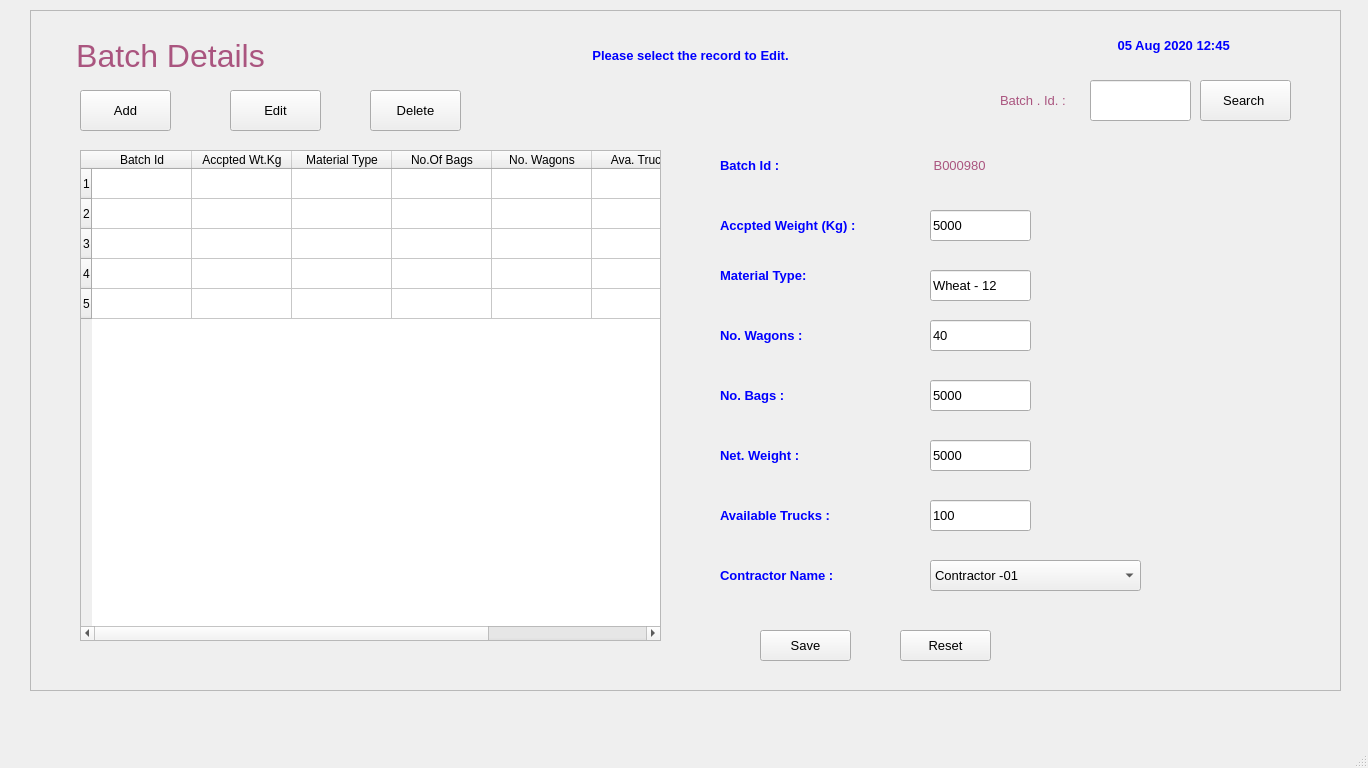
The window that FCI/ui/fci_02_Batches.ui (sanjaymanegit/testRepo) describes before a commit, drawn with Qt 5.
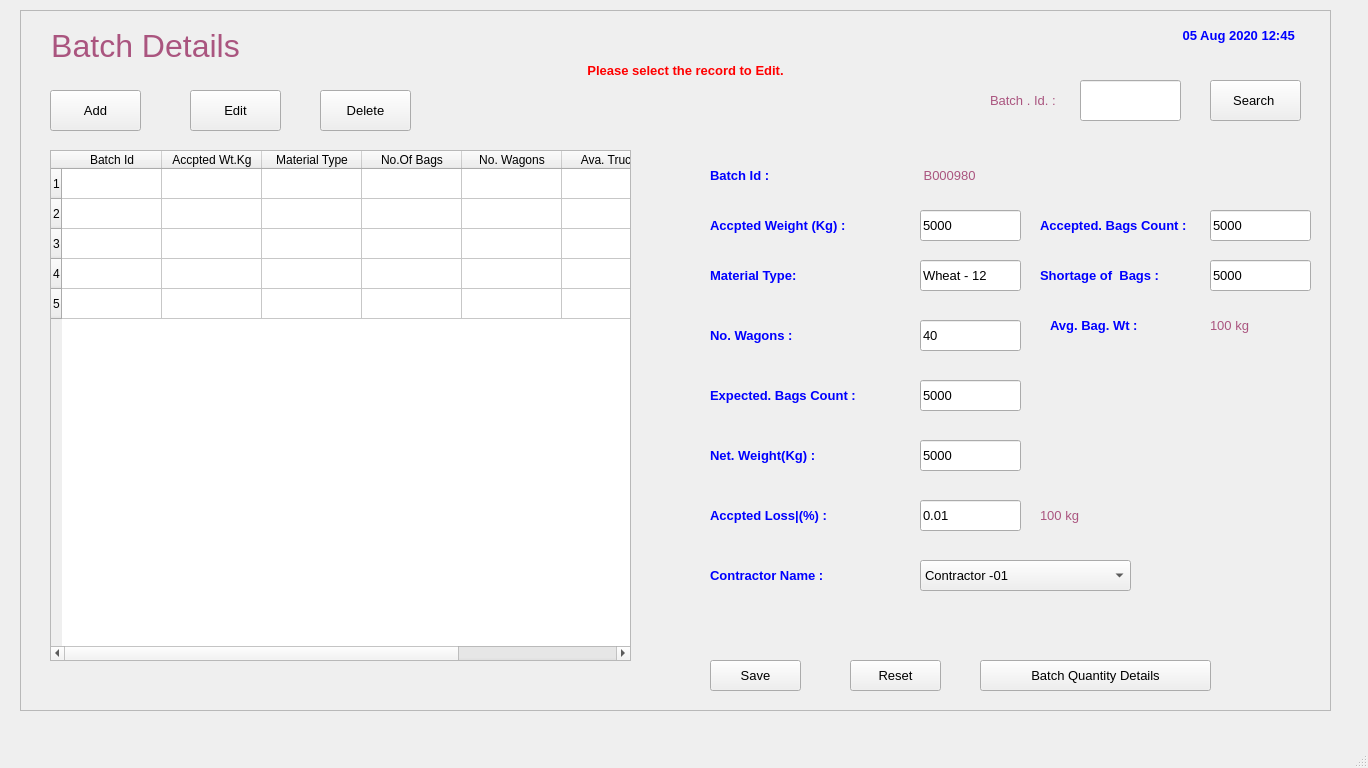
The same window after the commit.

Diff of the .ui file:
```diff
--- a/FCI/ui/fci_02_Batches.ui
+++ b/FCI/ui/fci_02_Batches.ui
@@ -23,10 +23,10 @@
    <widget class="QFrame" name="frame">
     <property name="geometry">
      <rect>
-      <x>30</x>
+      <x>20</x>
       <y>10</y>
       <width>1311</width>
-      <height>681</height>
+      <height>701</height>
      </rect>
     </property>
     <property name="frameShape">
@@ -40,8 +40,8 @@
       <rect>
        <x>10</x>
        <y>10</y>
-       <width>261</width>
-       <height>71</height>
+       <width>231</width>
+       <height>51</height>
       </rect>
      </property>
      <property name="font">
@@ -62,9 +62,9 @@
     <widget class="QLabel" name="label_20">
      <property name="geometry">
       <rect>
-       <x>1020</x>
-       <y>20</y>
-       <width>251</width>
+       <x>1140</x>
+       <y>10</y>
+       <width>161</width>
        <height>31</height>
       </rect>
      </property>
@@ -90,7 +90,7 @@
     <widget class="QPushButton" name="pushButton">
      <property name="geometry">
       <rect>
-       <x>50</x>
+       <x>30</x>
        <y>80</y>
        <width>91</width>
        <height>41</height>
@@ -108,7 +108,7 @@
     <widget class="QPushButton" name="pushButton_2">
      <property name="geometry">
       <rect>
-       <x>200</x>
+       <x>170</x>
        <y>80</y>
        <width>91</width>
        <height>41</height>
@@ -126,7 +126,7 @@
     <widget class="QPushButton" name="pushButton_3">
      <property name="geometry">
       <rect>
-       <x>340</x>
+       <x>300</x>
        <y>80</y>
        <width>91</width>
        <height>41</height>
@@ -144,10 +144,10 @@
     <widget class="QTableWidget" name="tableWidget">
      <property name="geometry">
       <rect>
-       <x>50</x>
+       <x>30</x>
        <y>140</y>
        <width>581</width>
-       <height>491</height>
+       <height>511</height>
       </rect>
      </property>
      <row>
@@ -214,10 +214,10 @@
     <widget class="QLabel" name="label_21">
      <property name="geometry">
       <rect>
-       <x>530</x>
-       <y>30</y>
-       <width>261</width>
-       <height>31</height>
+       <x>500</x>
+       <y>40</y>
+       <width>331</width>
+       <height>41</height>
       </rect>
      </property>
      <property name="font">
@@ -230,7 +230,7 @@
       </font>
      </property>
      <property name="styleSheet">
-      <string notr="true">color: rgb(0, 0, 255);</string>
+      <string notr="true">color: rgb(255, 0, 0);</string>
      </property>
      <property name="text">
       <string>Please select the record to Edit.</string>
@@ -243,14 +243,14 @@
      <property name="geometry">
       <rect>
        <x>690</x>
-       <y>140</y>
+       <y>150</y>
        <width>111</width>
        <height>31</height>
       </rect>
      </property>
      <property name="font">
       <font>
-       <family>MS Sans Serif</family>
+       <family>MS Shell Dlg 2</family>
        <pointsize>10</pointsize>
        <weight>75</weight>
        <bold>true</bold>
@@ -278,7 +278,7 @@
      </property>
      <property name="font">
       <font>
-       <family>MS Sans Serif</family>
+       <family>MS Shell Dlg 2</family>
        <pointsize>10</pointsize>
        <weight>75</weight>
        <bold>true</bold>
@@ -306,7 +306,7 @@
      </property>
      <property name="font">
       <font>
-       <family>MS Sans Serif</family>
+       <family>MS Shell Dlg 2</family>
        <pointsize>10</pointsize>
        <weight>75</weight>
        <bold>true</bold>
@@ -328,13 +328,13 @@
       <rect>
        <x>690</x>
        <y>310</y>
-       <width>181</width>
+       <width>111</width>
        <height>31</height>
       </rect>
      </property>
      <property name="font">
       <font>
-       <family>MS Sans Serif</family>
+       <family>MS Shell Dlg 2</family>
        <pointsize>10</pointsize>
        <weight>75</weight>
        <bold>true</bold>
@@ -362,7 +362,7 @@
      </property>
      <property name="font">
       <font>
-       <family>MS Sans Serif</family>
+       <family>MS Shell Dlg 2</family>
        <pointsize>10</pointsize>
        <weight>75</weight>
        <bold>true</bold>
@@ -373,7 +373,7 @@
       <string notr="true">color: rgb(0, 0, 255);</string>
      </property>
      <property name="text">
-      <string>No. Bags :</string>
+      <string>Expected. Bags Count :</string>
      </property>
      <property name="alignment">
       <set>Qt::AlignLeading|Qt::AlignLeft|Qt::AlignVCenter</set>
@@ -390,7 +390,7 @@
      </property>
      <property name="font">
       <font>
-       <family>MS Sans Serif</family>
+       <family>MS Shell Dlg 2</family>
        <pointsize>10</pointsize>
        <weight>75</weight>
        <bold>true</bold>
@@ -401,7 +401,7 @@
       <string notr="true">color: rgb(0, 0, 255);</string>
      </property>
      <property name="text">
-      <string>Available Trucks :</string>
+      <string>Accpted Loss|(%) :</string>
      </property>
      <property name="alignment">
       <set>Qt::AlignLeading|Qt::AlignLeft|Qt::AlignVCenter</set>
@@ -418,7 +418,7 @@
      </property>
      <property name="font">
       <font>
-       <family>MS Sans Serif</family>
+       <family>MS Shell Dlg 2</family>
        <pointsize>10</pointsize>
        <weight>75</weight>
        <bold>true</bold>
@@ -439,7 +439,7 @@
      <property name="geometry">
       <rect>
        <x>900</x>
-       <y>140</y>
+       <y>150</y>
        <width>91</width>
        <height>31</height>
       </rect>
@@ -481,7 +481,7 @@
      <property name="geometry">
       <rect>
        <x>900</x>
-       <y>260</y>
+       <y>250</y>
        <width>101</width>
        <height>31</height>
       </rect>
@@ -542,7 +542,7 @@
      </property>
      <property name="font">
       <font>
-       <family>MS Sans Serif</family>
+       <family>MS Shell Dlg 2</family>
        <pointsize>10</pointsize>
        <weight>75</weight>
        <bold>true</bold>
@@ -553,7 +553,7 @@
       <string notr="true">color: rgb(0, 0, 255);</string>
      </property>
      <property name="text">
-      <string>Net. Weight :</string>
+      <string>Net. Weight(Kg) :</string>
      </property>
      <property name="alignment">
       <set>Qt::AlignLeading|Qt::AlignLeft|Qt::AlignVCenter</set>
@@ -592,7 +592,7 @@
       </font>
      </property>
      <property name="text">
-      <string>100</string>
+      <string>0.01</string>
      </property>
     </widget>
     <widget class="QComboBox" name="comboBox">
@@ -628,8 +628,8 @@
     <widget class="QPushButton" name="pushButton_4">
      <property name="geometry">
       <rect>
-       <x>730</x>
-       <y>620</y>
+       <x>690</x>
+       <y>650</y>
        <width>91</width>
        <height>31</height>
       </rect>
@@ -646,8 +646,8 @@
     <widget class="QPushButton" name="pushButton_5">
      <property name="geometry">
       <rect>
-       <x>870</x>
-       <y>620</y>
+       <x>830</x>
+       <y>650</y>
        <width>91</width>
        <height>31</height>
       </rect>
@@ -682,7 +682,7 @@
     <widget class="QPushButton" name="pushButton_6">
      <property name="geometry">
       <rect>
-       <x>1170</x>
+       <x>1190</x>
        <y>70</y>
        <width>91</width>
        <height>41</height>
@@ -721,6 +721,192 @@
       <set>Qt::AlignLeading|Qt::AlignLeft|Qt::AlignVCenter</set>
      </property>
     </widget>
+    <widget class="QLabel" name="label_4">
+     <property name="geometry">
+      <rect>
+       <x>1020</x>
+       <y>490</y>
+       <width>91</width>
+       <height>31</height>
+      </rect>
+     </property>
+     <property name="font">
+      <font>
+       <pointsize>10</pointsize>
+      </font>
+     </property>
+     <property name="styleSheet">
+      <string notr="true">color: rgb(170, 85, 127);</string>
+     </property>
+     <property name="text">
+      <string>100 kg</string>
+     </property>
+     <property name="alignment">
+      <set>Qt::AlignLeading|Qt::AlignLeft|Qt::AlignVCenter</set>
+     </property>
+    </widget>
+    <widget class="QLabel" name="label_30">
+     <property name="geometry">
+      <rect>
+       <x>1020</x>
+       <y>250</y>
+       <width>141</width>
+       <height>31</height>
+      </rect>
+     </property>
+     <property name="font">
+      <font>
+       <family>MS Shell Dlg 2</family>
+       <pointsize>10</pointsize>
+       <weight>75</weight>
+       <bold>true</bold>
+       <underline>false</underline>
+      </font>
+     </property>
+     <property name="styleSheet">
+      <string notr="true">color: rgb(0, 0, 255);</string>
+     </property>
+     <property name="text">
+      <string>Shortage of  Bags :</string>
+     </property>
+     <property name="alignment">
+      <set>Qt::AlignLeading|Qt::AlignLeft|Qt::AlignVCenter</set>
+     </property>
+    </widget>
+    <widget class="QLineEdit" name="lineEdit_8">
+     <property name="geometry">
+      <rect>
+       <x>1190</x>
+       <y>250</y>
+       <width>101</width>
+       <height>31</height>
+      </rect>
+     </property>
+     <property name="font">
+      <font>
+       <pointsize>10</pointsize>
+      </font>
+     </property>
+     <property name="text">
+      <string>5000</string>
+     </property>
+    </widget>
+    <widget class="QLabel" name="label_31">
+     <property name="geometry">
+      <rect>
+       <x>1020</x>
+       <y>200</y>
+       <width>161</width>
+       <height>31</height>
+      </rect>
+     </property>
+     <property name="font">
+      <font>
+       <family>MS Shell Dlg 2</family>
+       <pointsize>10</pointsize>
+       <weight>75</weight>
+       <bold>true</bold>
+       <underline>false</underline>
+      </font>
+     </property>
+     <property name="styleSheet">
+      <string notr="true">color: rgb(0, 0, 255);</string>
+     </property>
+     <property name="text">
+      <string>Accepted. Bags Count :</string>
+     </property>
+     <property name="alignment">
+      <set>Qt::AlignLeading|Qt::AlignLeft|Qt::AlignVCenter</set>
+     </property>
+    </widget>
+    <widget class="QLineEdit" name="lineEdit_9">
+     <property name="geometry">
+      <rect>
+       <x>1190</x>
+       <y>200</y>
+       <width>101</width>
+       <height>31</height>
+      </rect>
+     </property>
+     <property name="font">
+      <font>
+       <pointsize>10</pointsize>
+      </font>
+     </property>
+     <property name="text">
+      <string>5000</string>
+     </property>
+    </widget>
+    <widget class="QLabel" name="label_32">
+     <property name="geometry">
+      <rect>
+       <x>1030</x>
+       <y>300</y>
+       <width>111</width>
+       <height>31</height>
+      </rect>
+     </property>
+     <property name="font">
+      <font>
+       <family>MS Shell Dlg 2</family>
+       <pointsize>10</pointsize>
+       <weight>75</weight>
+       <bold>true</bold>
+       <underline>false</underline>
+      </font>
+     </property>
+     <property name="styleSheet">
+      <string notr="true">color: rgb(0, 0, 255);</string>
+     </property>
+     <property name="text">
+      <string>Avg. Bag. Wt :</string>
+     </property>
+     <property name="alignment">
+      <set>Qt::AlignLeading|Qt::AlignLeft|Qt::AlignVCenter</set>
+     </property>
+    </widget>
+    <widget class="QLabel" name="label_5">
+     <property name="geometry">
+      <rect>
+       <x>1190</x>
+       <y>300</y>
+       <width>91</width>
+       <height>31</height>
+      </rect>
+     </property>
+     <property name="font">
+      <font>
+       <pointsize>10</pointsize>
+      </font>
+     </property>
+     <property name="styleSheet">
+      <string notr="true">color: rgb(170, 85, 127);</string>
+     </property>
+     <property name="text">
+      <string>100 kg</string>
+     </property>
+     <property name="alignment">
+      <set>Qt::AlignLeading|Qt::AlignLeft|Qt::AlignVCenter</set>
+     </property>
+    </widget>
+    <widget class="QPushButton" name="pushButton_7">
+     <property name="geometry">
+      <rect>
+       <x>960</x>
+       <y>650</y>
+       <width>231</width>
+       <height>31</height>
+      </rect>
+     </property>
+     <property name="font">
+      <font>
+       <pointsize>10</pointsize>
+      </font>
+     </property>
+     <property name="text">
+      <string>Batch Quantity Details</string>
+     </property>
+    </widget>
    </widget>
   </widget>
   <widget class="QMenuBar" name="menubar">
```
